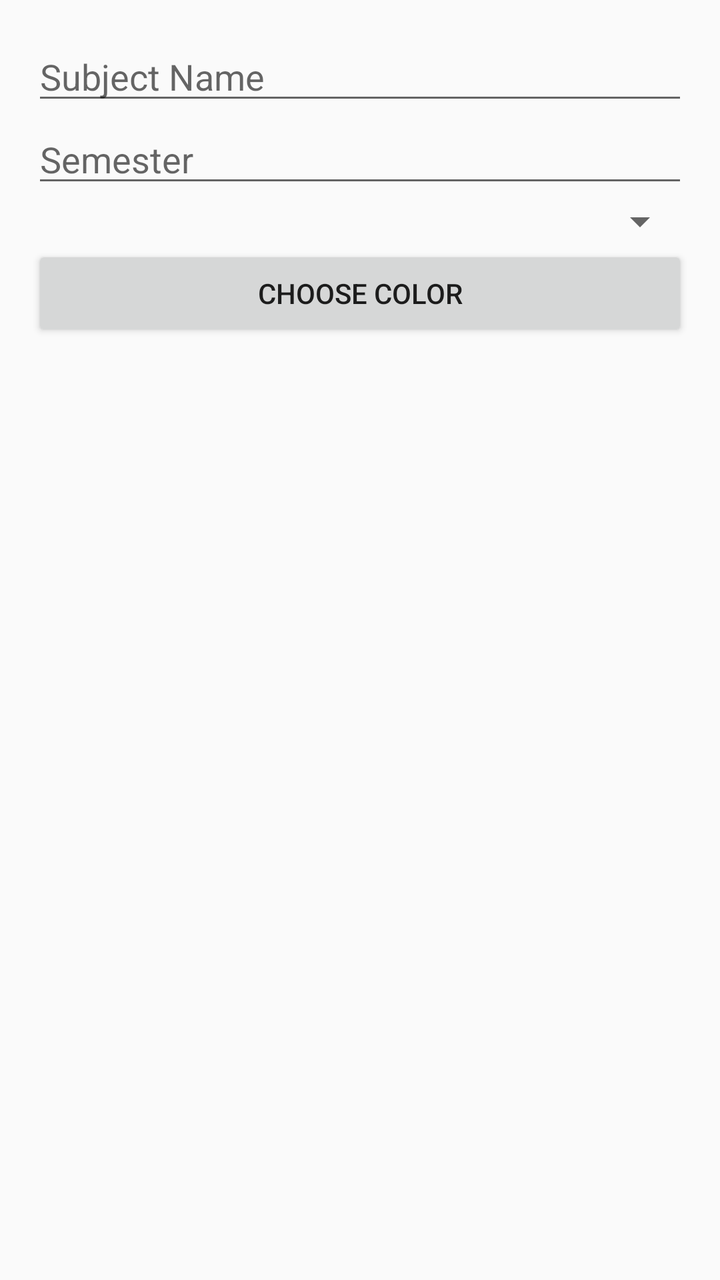
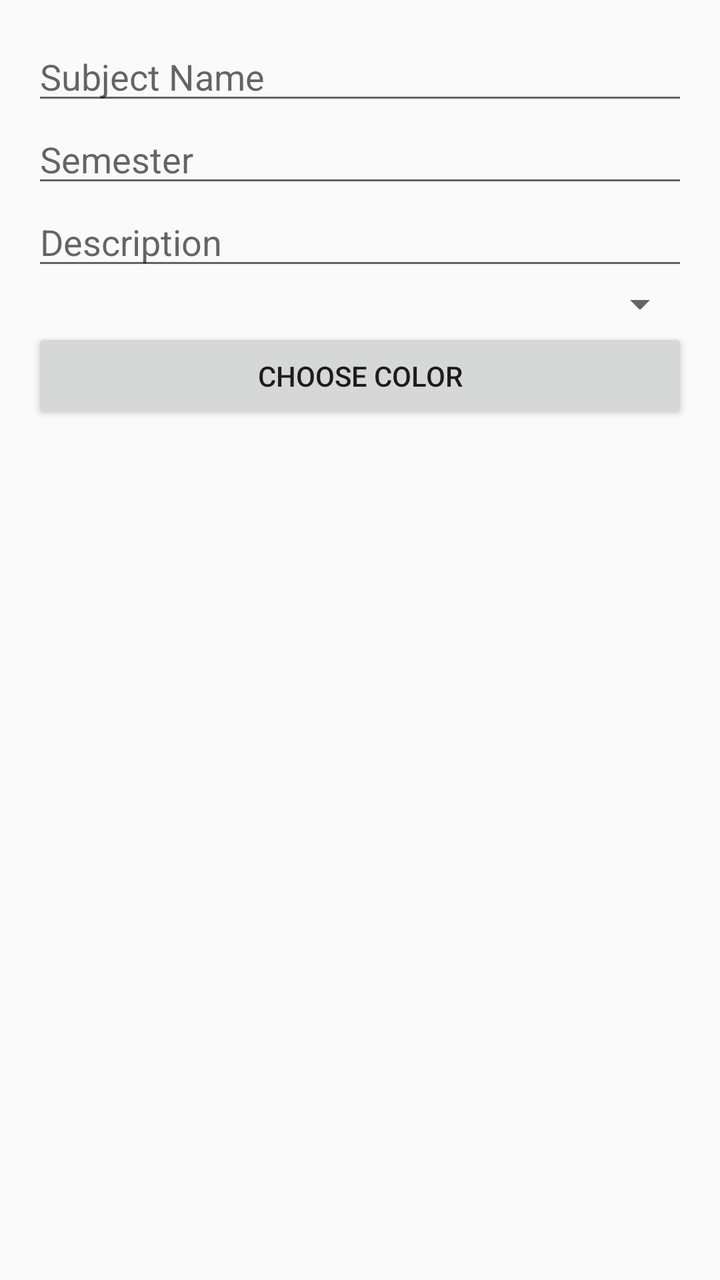

Two renders of the same Android screen: before a commit and after it. Below are the layout's source before the change and the commit's diff.
<!-- AndroidManifest.xml: application theme Theme.Design.Light.NoActionBar -->
<!-- res/layout/dialog_create_subject.xml -->
<?xml version="1.0" encoding="utf-8"?>
<LinearLayout xmlns:android="http://schemas.android.com/apk/res/android"
    android:layout_width="match_parent"
    android:layout_height="wrap_content"
    android:orientation="vertical"
    android:padding="16dp">

    <EditText
        android:id="@+id/subjectNameInput"
        android:layout_width="match_parent"
        android:layout_height="wrap_content"
        android:hint="Subject Name"/>

    <EditText
        android:id="@+id/semesterInput"
        android:layout_width="match_parent"
        android:layout_height="wrap_content"
        android:hint="Semester"/>

    <Spinner
        android:id="@+id/statusSpinner"
        android:layout_width="match_parent"
        android:layout_height="wrap_content"/>

    <Button
        android:id="@+id/colorPickerButton"
        android:layout_width="match_parent"
        android:layout_height="wrap_content"
        android:text="Choose Color"/>


</LinearLayout>
<!-- resources referenced by this layout -->
<resources>

</resources>

<!-- the commit's change to res/layout/dialog_create_subject.xml (unified diff, before → after) -->
@@ -16,6 +16,11 @@
         android:layout_width="match_parent"
         android:layout_height="wrap_content"
         android:hint="Semester"/>
+    <EditText
+        android:id="@+id/subjectDescriptionInput"
+        android:layout_width="match_parent"
+        android:layout_height="wrap_content"
+        android:hint="Description"/>
 
     <Spinner
         android:id="@+id/statusSpinner"
